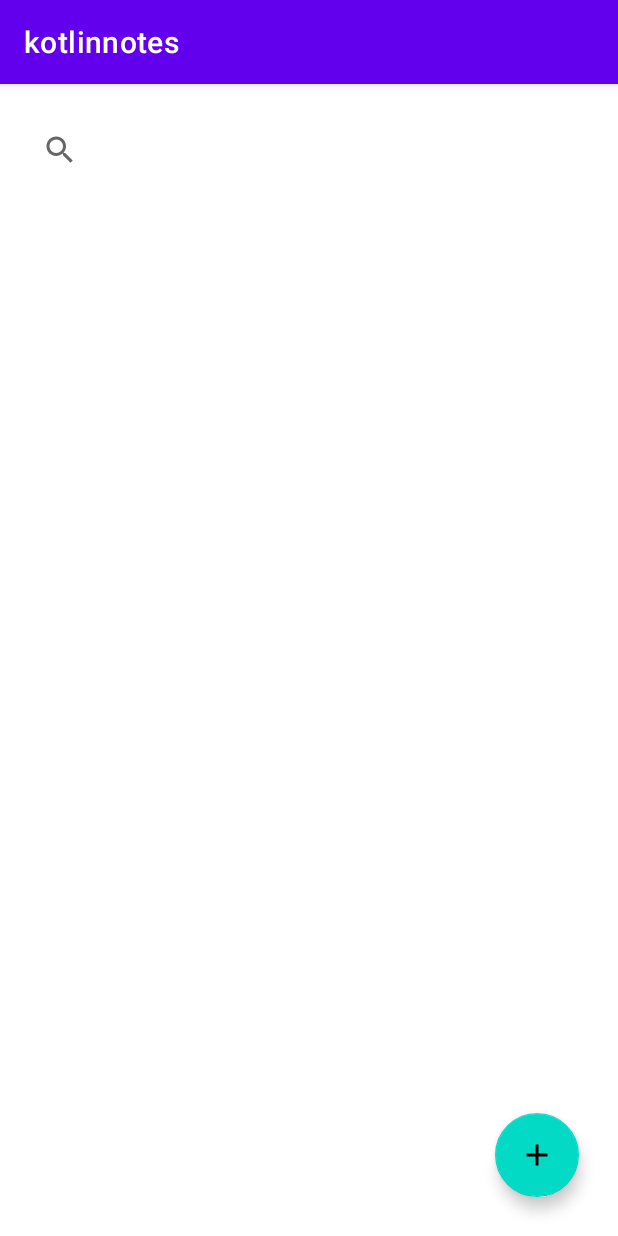
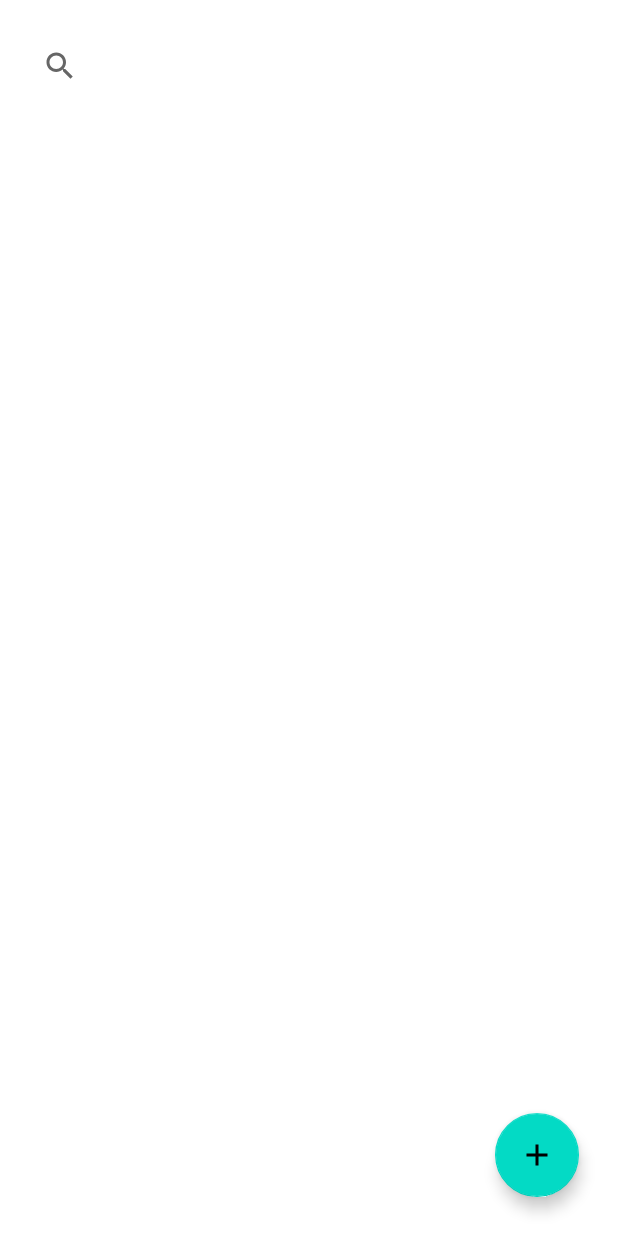
Before and after one commit to hftamayo/kotlinnotes, an Android app: the screen it shows after launch (MainActivity), on a phone screen of 412 x 824 dp. Run offline under Robolectric (Android 15) with nearby library versions, the phone set to English and light mode, and no system bars.

Commit message:
minor adjust on components

```diff
--- a/app/src/main/res/layout/activity_main.xml
+++ b/app/src/main/res/layout/activity_main.xml
@@ -31,7 +31,7 @@
     </androidx.recyclerview.widget.RecyclerView>
 
     <com.google.android.material.floatingactionbutton.FloatingActionButton
-        android:id="@+id/floatingActionButton"
+        android:id="@+id/fb_add_note"
         android:layout_width="wrap_content"
         android:layout_height="wrap_content"
         android:layout_marginEnd="26dp"
--- a/app/src/main/res/menu/pop_up_menu.xml
+++ b/app/src/main/res/menu/pop_up_menu.xml
@@ -1,4 +1,6 @@
 <?xml version="1.0" encoding="utf-8"?>
 <menu xmlns:android="http://schemas.android.com/apk/res/android">
 
+    <item android:id="@+id/delete_note" android:title="Delete" />
+
 </menu>
--- a/app/src/main/res/values/themes.xml
+++ b/app/src/main/res/values/themes.xml
@@ -1,6 +1,6 @@
 <resources xmlns:tools="http://schemas.android.com/tools">
     <!-- Base application theme. -->
-    <style name="Theme.Kotlinnotes" parent="Theme.MaterialComponents.DayNight.DarkActionBar">
+    <style name="Theme.Kotlinnotes" parent="Theme.MaterialComponents.DayNight.NoActionBar">
         <!-- Primary brand color. -->
         <item name="colorPrimary">@color/purple_500</item>
         <item name="colorPrimaryVariant">@color/purple_700</item>
```
